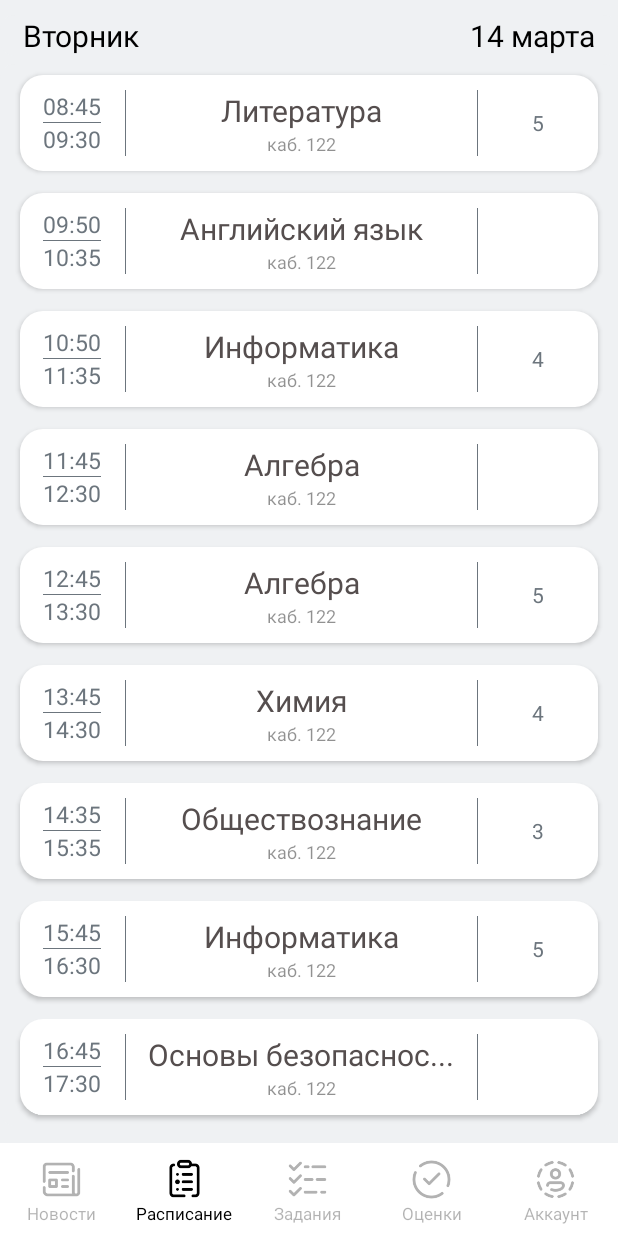
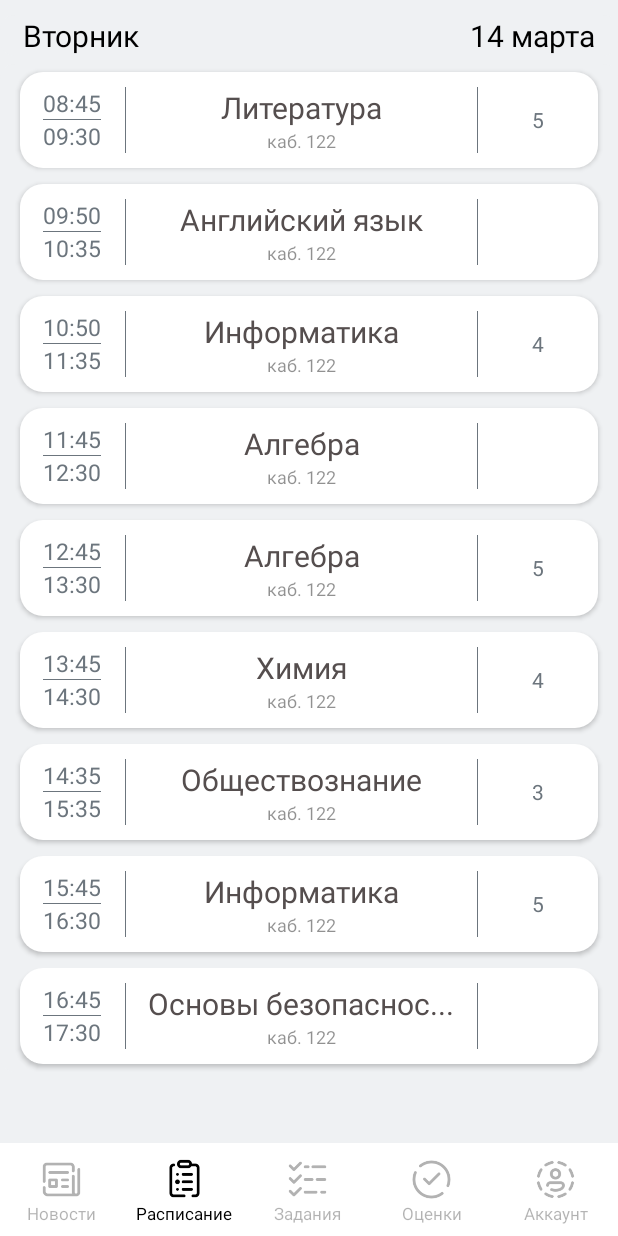
Before and after one commit to draizyyy/SchoolNet, an Android app: the MainActivity screen opened directly, with no data from a screen before it, on a phone screen of 412 x 824 dp. Run offline under Robolectric (Android 15) with nearby library versions, the phone set to English and light mode, and no system bars; our stand-ins replace Room's generated code.

Commit message:
10.05.23

```diff
--- a/app/src/main/AndroidManifest.xml
+++ b/app/src/main/AndroidManifest.xml
@@ -1,7 +1,7 @@
 <?xml version="1.0" encoding="utf-8"?>
 <manifest xmlns:android="http://schemas.android.com/apk/res/android"
     xmlns:tools="http://schemas.android.com/tools">
-
+    <uses-permission android:name="android.permission.VIBRATE"/>
     <application
         android:name="com.draizyyy.myreportcard.App"
         android:allowBackup="true"
--- a/app/src/main/java/com/draizyyy/myreportcard/DayDao.java
+++ b/app/src/main/java/com/draizyyy/myreportcard/DayDao.java
@@ -109,6 +109,10 @@ public abstract class DayDao {
 
 
     //AAAAAAAAAAAA
+    @Query("SELECT DISTINCT `Lesson name` FROM Lesson")
+    public abstract List<String> getAllLessonNames();
+    @Query("SELECT grade FROM Lesson WHERE `Lesson name` = :name")
+    public abstract List<String> getAllGradesForLesson(String name);
     @Query("SELECT * FROM Day")
     public abstract List<Day> loadAllDays();
 
--- a/app/src/main/java/com/draizyyy/myreportcard/Grade.java
+++ b/app/src/main/java/com/draizyyy/myreportcard/Grade.java
@@ -2,6 +2,9 @@ package com.draizyyy.myreportcard;
 
 import androidx.room.Entity;
 import androidx.room.PrimaryKey;
+
+import java.util.List;
+import java.util.Objects;
 
 @Entity
 public class Grade {
@@ -9,8 +12,19 @@ public class Grade {
     public int id;
     public String lesson_name;
     public double grade;
-    public Grade(String lesson_name, double grade) {
+    public Grade(String lesson_name, List<String> grades) {
         this.lesson_name = lesson_name;
-        this.grade = grade;
+        this.grade = countGrade(grades);
+    }
+    private double countGrade(List<String> grades) {
+        int amountOfGrades = 0;
+        int sumOfGrades = 0;
+        for (String grade: grades) {
+            ++amountOfGrades;
+            if (!Objects.equals(grade, "")) {
+                sumOfGrades += Integer.parseInt(grade);
+            }
+        }
+        return (double) sumOfGrades/amountOfGrades;
     }
 }
--- a/app/src/main/java/com/draizyyy/myreportcard/GradeActivity.java
+++ b/app/src/main/java/com/draizyyy/myreportcard/GradeActivity.java
@@ -38,7 +38,6 @@ public class GradeActivity extends Fragment {
         super.onCreate(savedInstanceState);
         gradesBinding = gradesBinding.inflate(inflater, container, false);
 
-        initData();
         setupUI();
 
         return gradesBinding.getRoot();
@@ -58,18 +57,15 @@ public class GradeActivity extends Fragment {
 //        });
     }
 
-    private void initData() {
-        gradesList.add(new Grade("Математика", 4.81));
-        gradesList.add(new Grade("Русский язык", 4.23));
-        gradesList.add(new Grade("Физика", 3.61));
-        gradesList.add(new Grade("Математика", 4.81));
-        gradesList.add(new Grade("Русский язык", 4.23));
-        gradesList.add(new Grade("Физика", 3.61));
-        gradesList.add(new Grade("Математика", 4.81));
-        gradesList.add(new Grade("Русский язык", 4.23));
-        gradesList.add(new Grade("Физика", 3.61));
-        gradesList.add(new Grade("Математика", 4.81));
-        gradesList.add(new Grade("Русский язык", 4.23));
-        gradesList.add(new Grade("Физика", 3.61));
+    public void initData() {
+//        gradesList.add(new Grade("Математика", 4.81));
+        new Thread(() -> {
+            DayDao dayDao = App.getDatabase().dayDao();
+            List<String> names = dayDao.getAllLessonNames();
+            for (String name: names) {
+                List<String> grades = dayDao.getAllGradesForLesson(name);
+                gradesList.add(new Grade(name, grades));
+            }
+        }).start();
     }
 }
--- a/app/src/main/java/com/draizyyy/myreportcard/Lesson.java
+++ b/app/src/main/java/com/draizyyy/myreportcard/Lesson.java
@@ -99,6 +99,4 @@ public class Lesson {
     public void setStart_time(@NonNull String start_time) {
         this.start_time = start_time;
     }
-
-
 }
--- a/app/src/main/java/com/draizyyy/myreportcard/MainActivity.java
+++ b/app/src/main/java/com/draizyyy/myreportcard/MainActivity.java
@@ -1,4 +1,8 @@
 package com.draizyyy.myreportcard;
+
+import android.content.Context;
+import android.os.VibrationEffect;
+import android.os.Vibrator;
 
 import androidx.appcompat.app.AppCompatActivity;
 import androidx.fragment.app.Fragment;
@@ -21,6 +25,9 @@ public class MainActivity extends AppCompatActivity {
         TimetableActivity timetableActivity = new TimetableActivity();
         timetableActivity.initData();
 
+        GradeActivity gradeActivity = new GradeActivity();
+        gradeActivity.initData();
+
         binding = ActivityMainBinding.inflate(getLayoutInflater());
 
 //        supportRequestWindowFeature(Window.FEATURE_NO_TITLE);
@@ -31,7 +38,7 @@ public class MainActivity extends AppCompatActivity {
         setContentView(view);
 
         NewsActivity newsActivity = new NewsActivity();
-        GradeActivity gradeActivity = new GradeActivity();
+
 
         swapFragment(timetableActivity);
         setAlphaToDefault();
@@ -74,5 +81,8 @@ public class MainActivity extends AppCompatActivity {
         FragmentTransaction transaction = fragmentManager.beginTransaction();
         transaction.replace(R.id.placeholder, fragment);
         transaction.commit();
+
+        Vibrator v = (Vibrator) getSystemService(Context.VIBRATOR_SERVICE);
+        v.vibrate(VibrationEffect.createOneShot(200, VibrationEffect.DEFAULT_AMPLITUDE));
     }
 }
--- a/app/src/main/res/layout/day_lesson.xml
+++ b/app/src/main/res/layout/day_lesson.xml
@@ -1,8 +1,8 @@
 <?xml version="1.0" encoding="utf-8"?>
 <LinearLayout xmlns:android="http://schemas.android.com/apk/res/android"
     android:paddingVertical="10dp"
-    android:layout_marginTop="7dp"
-    android:layout_marginBottom="7dp"
+    android:layout_marginTop="5dp"
+    android:layout_marginBottom="5dp"
     android:layout_marginRight="3dp"
     android:layout_marginLeft="3dp"
     android:layout_width="match_parent"
```
